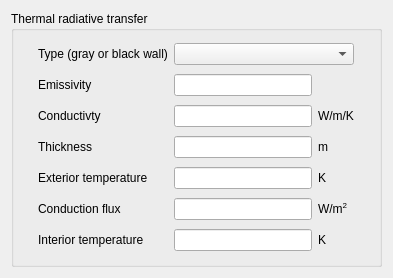
Before: the Qt Designer form gui/Pages/BoundaryConditionsWallRadiativeTransferForm.ui in code-saturne/code_saturne, drawn with Qt 5.
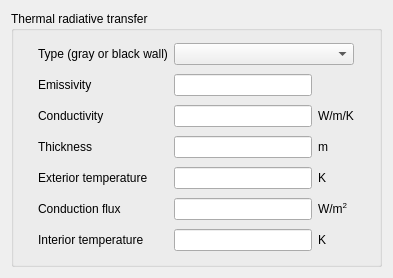
After: the same form once the commit is applied.

Commit message: Fix typos and improve GUI radiatve BC label.

The edit to the form file:
```diff
--- a/gui/Pages/BoundaryConditionsWallRadiativeTransferForm.ui
+++ b/gui/Pages/BoundaryConditionsWallRadiativeTransferForm.ui
@@ -68,7 +68,7 @@
         <item row="2" column="0">
          <widget class="QLabel" name="labelConductivity">
           <property name="text">
-           <string>Conductivty</string>
+           <string>Conductivity</string>
           </property>
          </widget>
         </item>
```
The commit also changes 2 other files.
